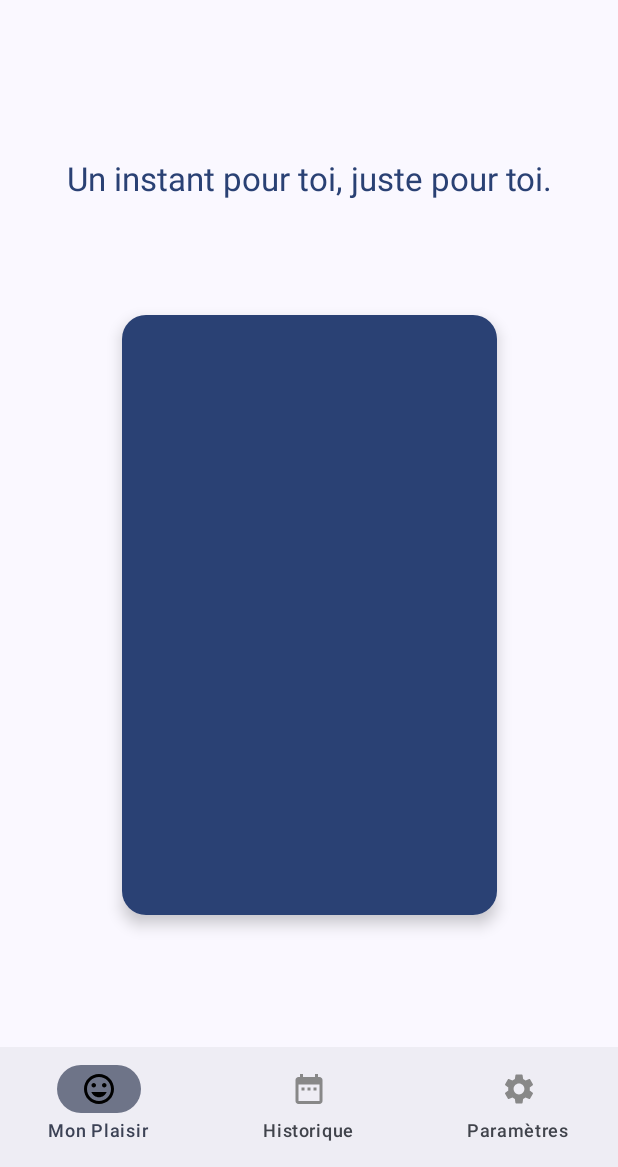
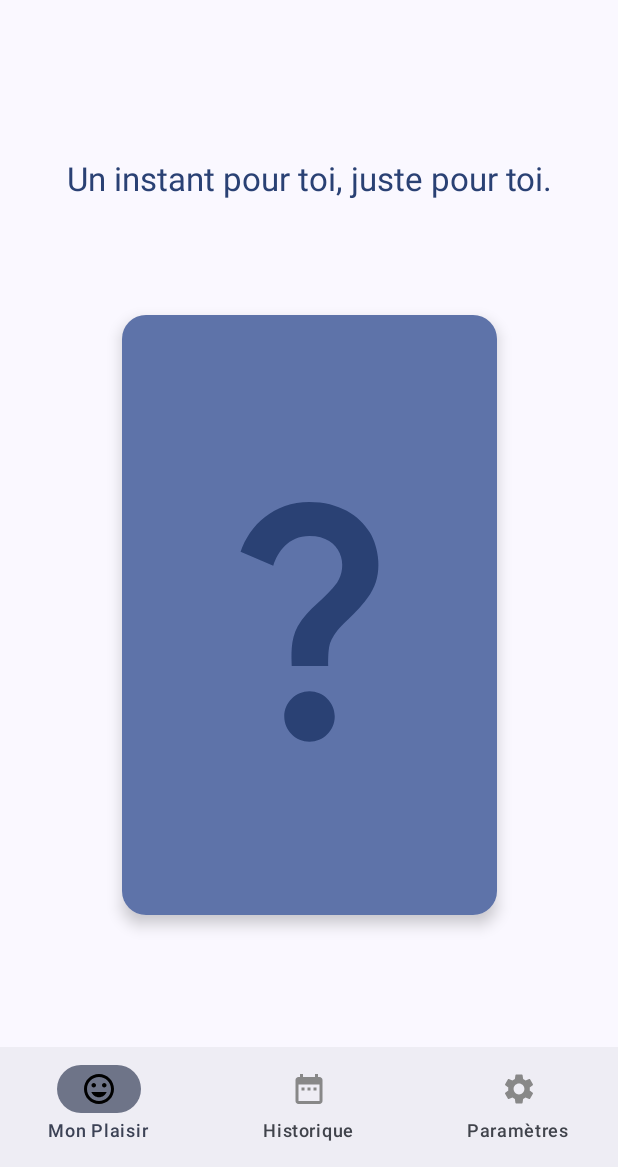
Before and after one commit to xNarCiik/Daily-Joy, an Android app built with Jetpack Compose: the screen it shows after launch (MainActivity), on a phone screen of 412 x 824 dp, the part 69-1236 px from its top. Run offline under Robolectric (Android 15) with nearby library versions, the phone set to English and light mode, and no system bars; our stand-ins replace Dagger/Hilt's generated code; libraries missing offline, so code that uses them is left out: androidx.hilt.lifecycle.

Commit message:
Update back content card

```diff
--- a/app/src/main/java/com/dms/dailyjoy/ui/component/DailyPleasureCard.kt
+++ b/app/src/main/java/com/dms/dailyjoy/ui/component/DailyPleasureCard.kt
@@ -12,10 +12,13 @@ import androidx.compose.foundation.layout.height
 import androidx.compose.foundation.layout.padding
 import androidx.compose.foundation.layout.width
 import androidx.compose.foundation.shape.RoundedCornerShape
+import androidx.compose.material.icons.Icons
+import androidx.compose.material.icons.filled.QuestionMark
 import androidx.compose.material3.Button
 import androidx.compose.material3.Card
 import androidx.compose.material3.CardDefaults
 import androidx.compose.material3.ExperimentalMaterial3Api
+import androidx.compose.material3.Icon
 import androidx.compose.material3.MaterialTheme
 import androidx.compose.material3.Text
 import androidx.compose.runtime.Composable
@@ -57,13 +60,12 @@ fun DailyPleasureCard(
         elevation = CardDefaults.cardElevation(defaultElevation = 6.dp),
         onClick = { flipCard() }
     ) {
-        // Do inverse rotation to avoid mirror render
-        val modifier = Modifier.graphicsLayer { rotationY = 180f }
         if (rotation < 90f) {
-            BackCardContent(modifier = modifier)
+            BackCardContent()
         } else {
+            // Do inverse rotation to avoid mirror render
             DailyPleasureCardContent(
-                modifier = modifier,
+                modifier = Modifier.graphicsLayer { rotationY = 180f },
                 pleasure = pleasure
             )
         }
@@ -75,9 +77,15 @@ private fun BackCardContent(modifier: Modifier = Modifier) {
     Box(
         modifier = modifier
             .fillMaxSize()
-            .background(color = MaterialTheme.colorScheme.primary)
+            .background(color = MaterialTheme.colorScheme.primaryContainer)
+            .padding(all = 24.dp)
     ) {
-
+        Icon(
+            modifier = Modifier.fillMaxSize(),
+            imageVector = Icons.Default.QuestionMark,
+            tint = MaterialTheme.colorScheme.primary,
+            contentDescription = null
+        )
     }
 }
 
--- a/app/src/main/java/com/dms/dailyjoy/ui/theme/Theme.kt
+++ b/app/src/main/java/com/dms/dailyjoy/ui/theme/Theme.kt
@@ -1,6 +1,5 @@
 package com.dms.dailyjoy.ui.theme
 
-import android.app.Activity
 import android.os.Build
 import androidx.compose.foundation.isSystemInDarkTheme
 import androidx.compose.material3.MaterialTheme
```
